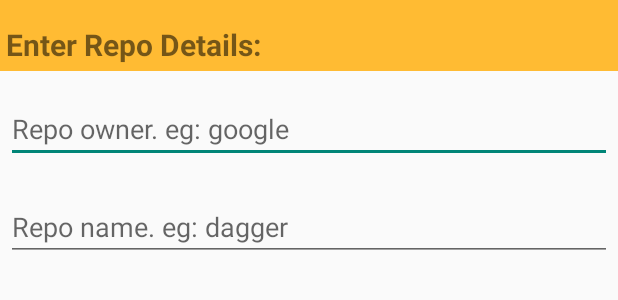
After one commit to mahmoudyusuf94/TopGitContributors, an Android app: the layout repo_dialog.xml on its own in the app's theme, with its tools: preview values and no code run, on a phone screen of 412 x 824 dp. The commit adds this screen. Shown: the top 300 px of the screen. Run offline under Robolectric (Android 15) with nearby library versions, the phone set to English and light mode, and no system bars.

Commit message:
Added a dialog to change the default repo

```diff
--- /dev/null
+++ b/app/src/main/res/layout/repo_dialog.xml
@@ -0,0 +1,41 @@
+<?xml version="1.0" encoding="utf-8"?>
+<LinearLayout
+    xmlns:android="http://schemas.android.com/apk/res/android"
+    android:layout_width="match_parent"
+    android:layout_height="match_parent"
+    android:orientation="vertical"
+    >
+
+    <TextView
+        android:layout_width="match_parent"
+        android:layout_height="wrap_content"
+        android:text="@string/repo_dialog_title"
+        android:textSize="20dp"
+        android:textStyle="bold"
+        android:background="#FFFFBB33"
+        android:paddingTop="16dp"
+        android:paddingRight="4dp"
+        android:paddingLeft="4dp"
+        android:paddingBottom="4dp"/>
+
+    <EditText
+        android:layout_width="match_parent"
+        android:layout_height="wrap_content"
+        android:hint="@string/repo_owner_hint"
+        android:id="@+id/repo_dialog_repo_owner"
+        android:layout_marginTop="16dp"
+        android:layout_marginLeft="4dp"
+        android:layout_marginRight="4dp"
+        android:layout_marginBottom="4dp"/>
+
+    <EditText
+        android:layout_width="match_parent"
+        android:layout_height="wrap_content"
+        android:hint="@string/repo_name_hint"
+        android:id="@+id/repo_dialog_repo_name"
+        android:layout_marginTop="16dp"
+        android:layout_marginLeft="4dp"
+        android:layout_marginRight="4dp"
+        android:layout_marginBottom="4dp"/>
+
+</LinearLayout>
--- a/app/src/main/res/values/strings.xml
+++ b/app/src/main/res/values/strings.xml
@@ -2,4 +2,11 @@
     <string name="app_name">TopGitContributors</string>
     <string name="welcome_text">Welcome to Ruby Github Repo top Contributors!</string>
     <string name="network_error">Network Error! Click to try again.</string>
+    <string name="repo_dialog_title">Enter Repo Details:</string>
+    <string name="repo_owner_hint">Repo owner. eg: google</string>
+    <string name="repo_name_hint">Repo name. eg: dagger</string>
+    <string name="OK" />
+    <string name="ok">OK</string>
+    <string name="cancel">Cancel</string>
+    <string name="menu_item_change_repo_title">Change Repo</string>
 </resources>
```
Also changed, not shown: app/src/main/java/com/example/blink22/topgitcontributors/ContributorListFragment.java (+25 -2 lines), app/src/main/java/com/example/blink22/topgitcontributors/EditRepoDialog.java (added, +33 -0 lines), app/src/main/res/menu/fragment_contributor_list.xml (added, +12 -0 lines), app/src/main/res/drawable-hdpi/change_repo.png (added), app/src/main/res/drawable-mdpi/change_repo.png (added), app/src/main/res/drawable-xhdpi/change_repo.png (added), app/src/main/res/drawable-xxhdpi/change_repo.png (added).
